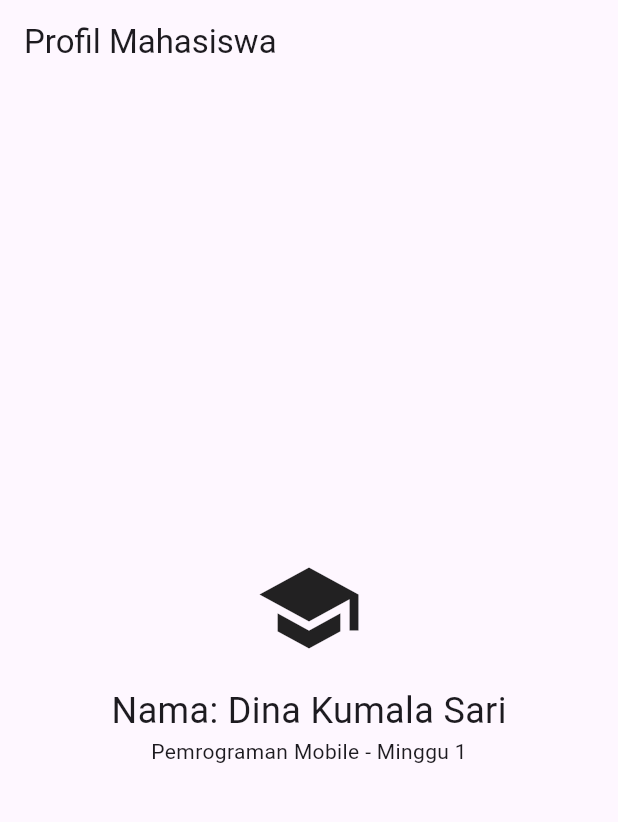
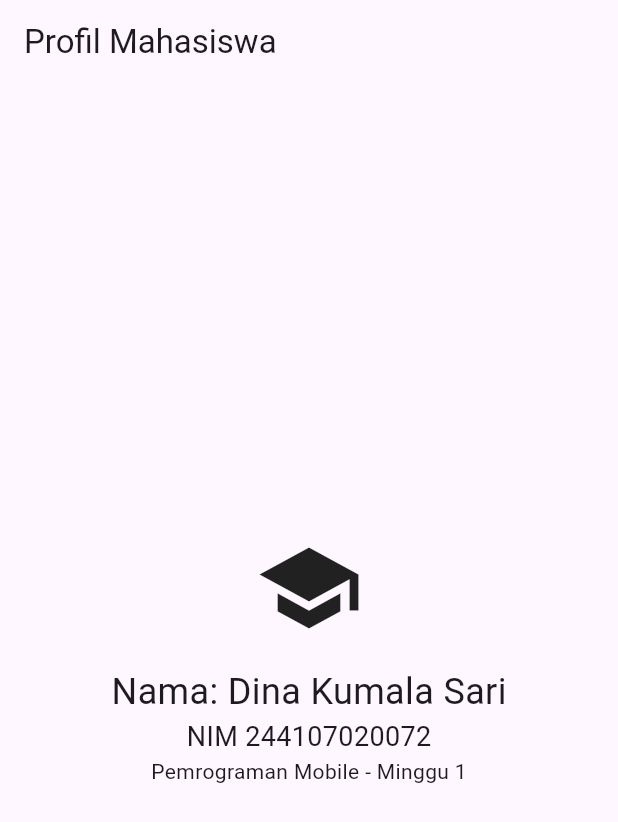
Before and after one commit to DinaKSari/244107020072-mobile-course, a Flutter app: the screen it shows after launch, on a phone screen of 412 x 824 dp. Shown: the top 822 px of the screen. Run offline on Flutter 3.47's test engine with Material 3 defaults, Android fonts, the light colour scheme and no system bars.

Commit message:
added my nim under my name

```diff
--- a/01-week-1-mobile-development-ecosystem-flutter-refresh/lib/main.dart
+++ b/01-week-1-mobile-development-ecosystem-flutter-refresh/lib/main.dart
@@ -19,6 +19,7 @@ class MyApp extends StatelessWidget {
             Icon(Icons.school, size: 72),
             SizedBox(height: 16),
             Text('Nama: Dina Kumala Sari', style: TextStyle(fontSize: 24)),
+            Text('NIM 244107020072', style: TextStyle(fontSize: 18)),
             Text('Pemrograman Mobile - Minggu 1'),
           ])
         )
```
